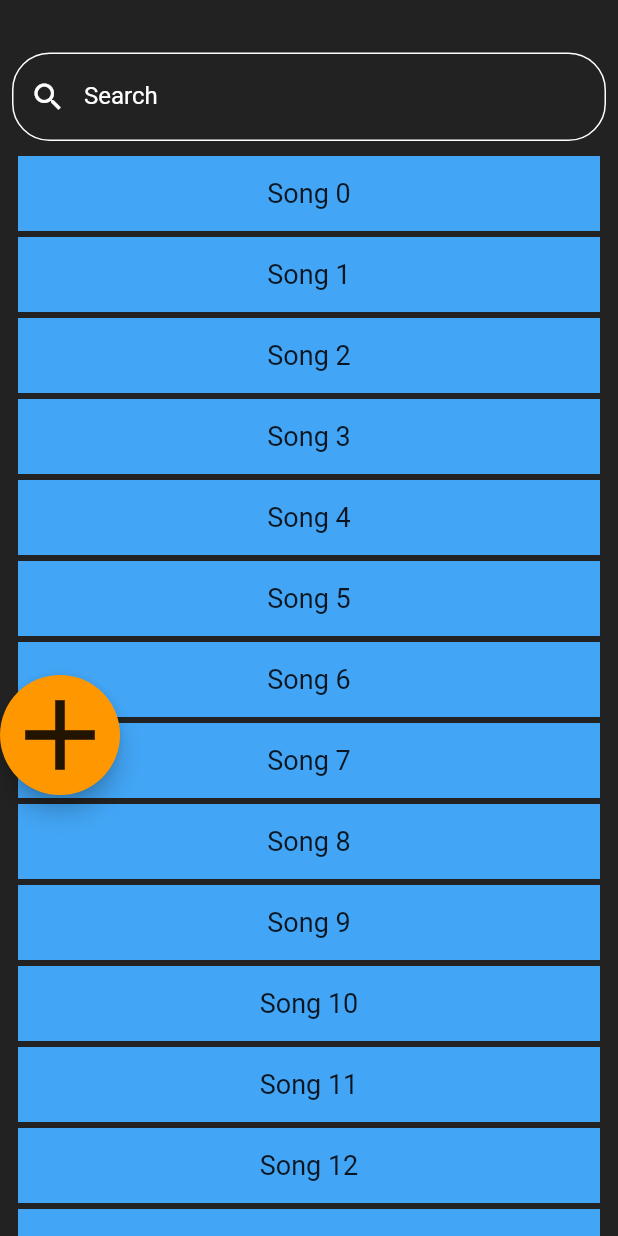
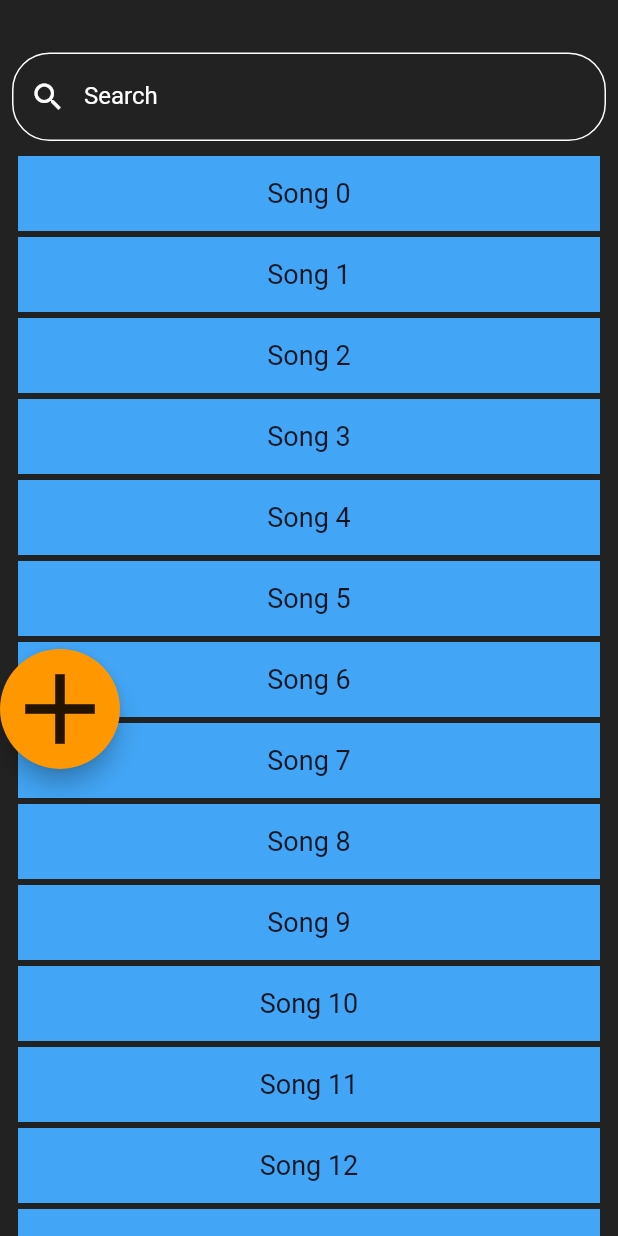
Before and after one commit to kobemhlee/chord_app, a Flutter app: the MySongs screen opened directly, on a phone screen of 412 x 824 dp. Run offline on Flutter 3.47's test engine with Material 2 defaults, Android fonts, the light colour scheme and no system bars; our stand-ins replace audioplayers, getflutter.

```diff
--- a/lib/mysongspage.dart
+++ b/lib/mysongspage.dart
@@ -159,7 +159,7 @@ class _MySongs extends State<MySongs> {
               ),
             ),
             Container(
-              margin: EdgeInsets.only(top: 450, right: MediaQuery.of(context).size.width*0.7),
+              margin: EdgeInsets.only(top: MediaQuery.of(context).size.width*1.05, right: MediaQuery.of(context).size.width*0.7),
               width: 80,
               height: 80,
               child: FloatingActionButton(
```
